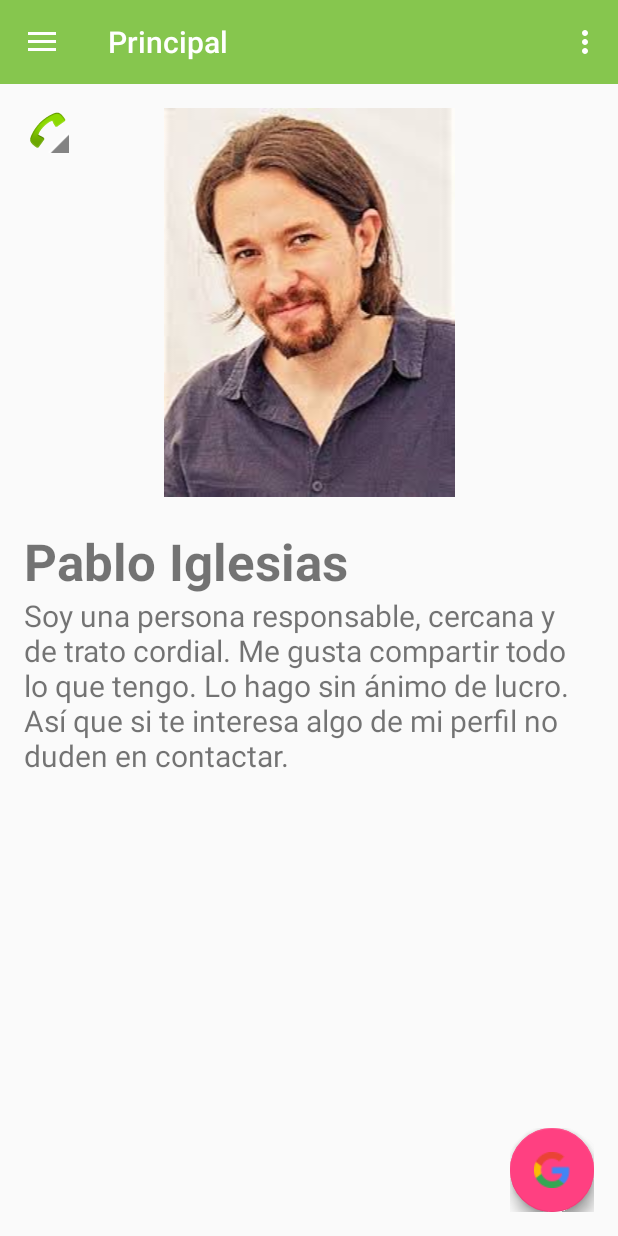
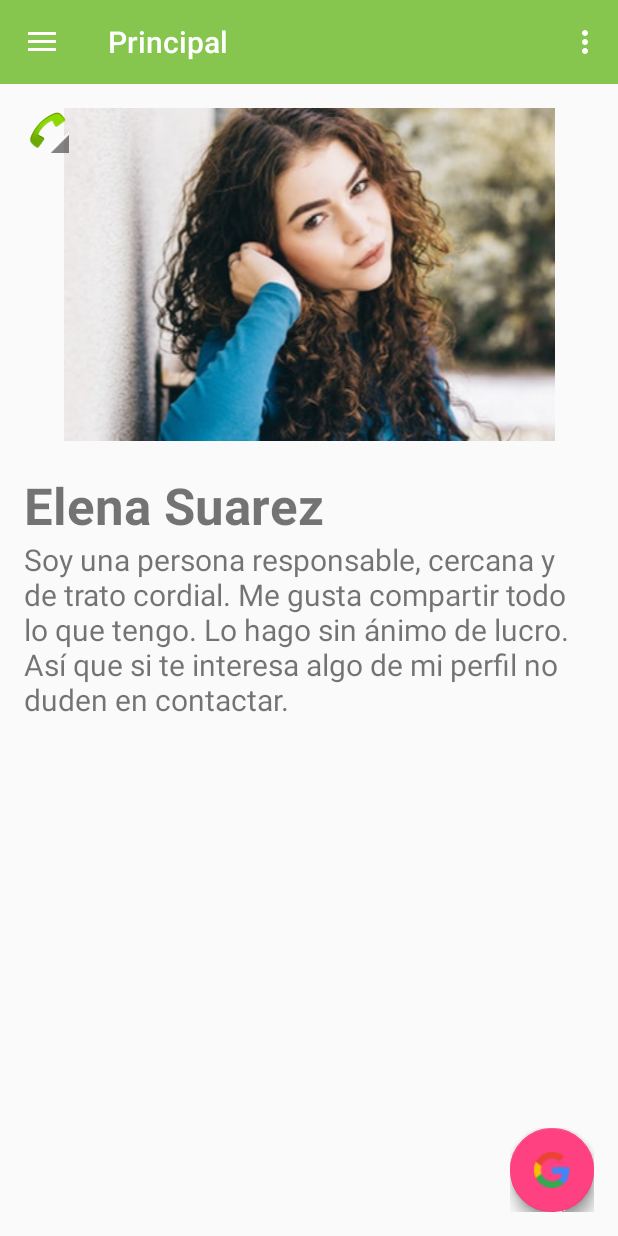
Before and after one commit to Bohonalo/AppLaEscalera, an Android app: the screen it shows after launch once a user with an empty profile is signed in (Principal), in the side drawer, after a tap on "Mi Cuenta", on a phone screen of 412 x 824 dp. Run offline under Robolectric (Android 15) with nearby library versions, the light colour scheme and no system bars; our stand-ins replace Firebase (no records; nobody signed in at launch, a user with empty details on screens opened directly); libraries missing offline, so code that uses them is left out: com.github.clans.fab; plain views replace FloatingActionButton, FloatingActionMenu; 2 statements that could not run were skipped.

Commit message:
añadido

```diff
--- a/app/src/main/java/com/app/JuanCristobalJavier/applaescalera/MisCosasActivity.java
+++ b/app/src/main/java/com/app/JuanCristobalJavier/applaescalera/MisCosasActivity.java
@@ -51,7 +51,7 @@ public class MisCosasActivity extends AppCompatActivity {
         MisCosas d4 = new MisCosas("Impresora", "Hola, apenas uso la impresora y es una pena. Si necesitas imprimir algo, estoy disponible.", R.drawable.impresora);
         MisCosas d5 = new MisCosas("Senderismo", "Me gusta pasear y hacer senderismo por la montaña. Suelo salir a la pedriza todos los Domingos.",  R.drawable.paseo);
         MisCosas d6 = new MisCosas("Un buen café", "Hola, tengo la mayoria de las tardes libres y a veces pienso que es una pena no compartir una buena taza de café. ", R.drawable.cafe);
-        MisCosas d7 = new MisCosas("Busco canguro", "Hola soy Carolina, busco alguien de confianza en el barrio/urbanización que cuide de mi bebe.", R.drawable.carolina);
+        MisCosas d7 = new MisCosas("Busco canguro", "Hola soy Carolina, busco alguien de confianza en el barrio/urbanización que cuide de mi bebe.", R.drawable.mujer3);
 
 
         lista.add(d1);
--- a/app/src/main/java/com/app/JuanCristobalJavier/applaescalera/model/ChatActivity.java
+++ b/app/src/main/java/com/app/JuanCristobalJavier/applaescalera/model/ChatActivity.java
@@ -47,14 +47,15 @@ public class ChatActivity extends AppCompatActivity {
     }
 
     private void cargarDatos() {
-        Chat c1 = new Chat("Iñigo Errejon", "Pablo qué tal, estoy buscando un taladro para el fin de semana...", R.drawable.errejon);
-        Chat c2 = new Chat("Irene Montero", "Hola Pablete cómo estas hoy..., necesito que pasees a mi perrita. Ya me dices luego guapo", R.drawable.irene);
-        Chat c3 = new Chat("Esperanza Aguirre", "Pablo chatin, que no contestas a mis mensajes...", R.drawable.esperanza);
-        Chat c4 = new Chat("Irene Arrimadas", "Buenos días, el taladro que Usted me dejó estaba roto, la cosa del centro (me parece que se llama broca) daba vueltas muy deprisa", R.drawable.ines);
-
+        Chat c1 = new Chat("Juan Sanchez", "Pablo qué tal, estoy buscando un taladro para el fin de semana...", R.drawable.hombre1);
+        Chat c2 = new Chat("Irene Ruiz", "Hola Pablete cómo estas hoy..., necesito que pasees a Laika. Ya me dices luego guapo", R.drawable.mujer1);
+        Chat c3 = new Chat("Esperanza Sanz", "Pablo chatin, que no contestas a mis mensajes...", R.drawable.mujer2);
+        Chat c4 = new Chat("Ana Perez", "Buenos días, el taladro que Usted me dejó estaba roto, la cosa del centro (me parece que se llama broca) daba vueltas muy deprisa", R.drawable.mujer3);
+        Chat c5 = new Chat("Arturo y Luisa", "Hola!! buscamos alguien para compartir gastos con la conexión de internet", R.drawable.pareja);
         lista.add(c1);
         lista.add(c2);
         lista.add(c3);
         lista.add(c4);
+        lista.add(c5);
     }
 }
--- a/app/src/main/res/layout/fragment_cuenta.xml
+++ b/app/src/main/res/layout/fragment_cuenta.xml
@@ -18,14 +18,14 @@
             android:id="@+id/imageView2"
             android:layout_width="match_parent"
             android:layout_height="wrap_content"
-            android:src="@drawable/pablo" />
+            android:src="@drawable/mujer4" />
 
         <TextView
             android:id="@+id/textView6"
             android:layout_marginTop="20dp"
             android:layout_width="match_parent"
             android:layout_height="wrap_content"
-            android:text="Pablo Iglesias"
+            android:text="Elena Suarez"
             android:textSize="34sp"
             android:textStyle="bold" />
 
```
Also changed, not shown: app/src/main/res/drawable-v24/hombre1.PNG (added), app/src/main/res/drawable-v24/mujer1.PNG (added), app/src/main/res/drawable-v24/mujer2.PNG (added), app/src/main/res/drawable-v24/mujer3.PNG (added), app/src/main/res/drawable-v24/mujer4.PNG (added), app/src/main/res/drawable-v24/pareja.PNG (added).
